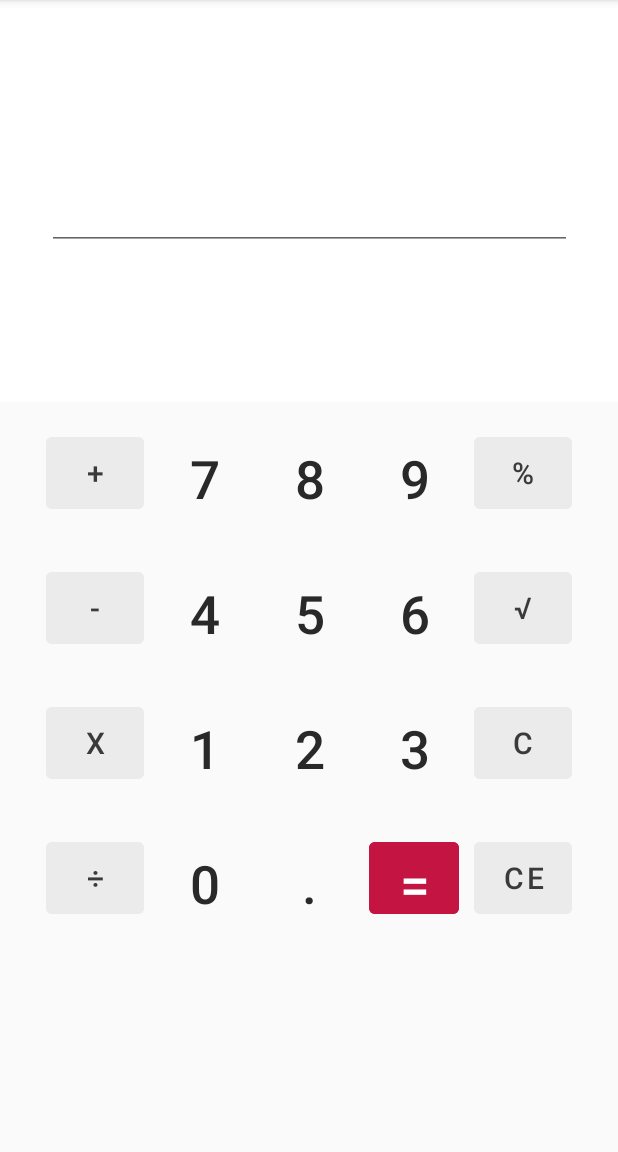
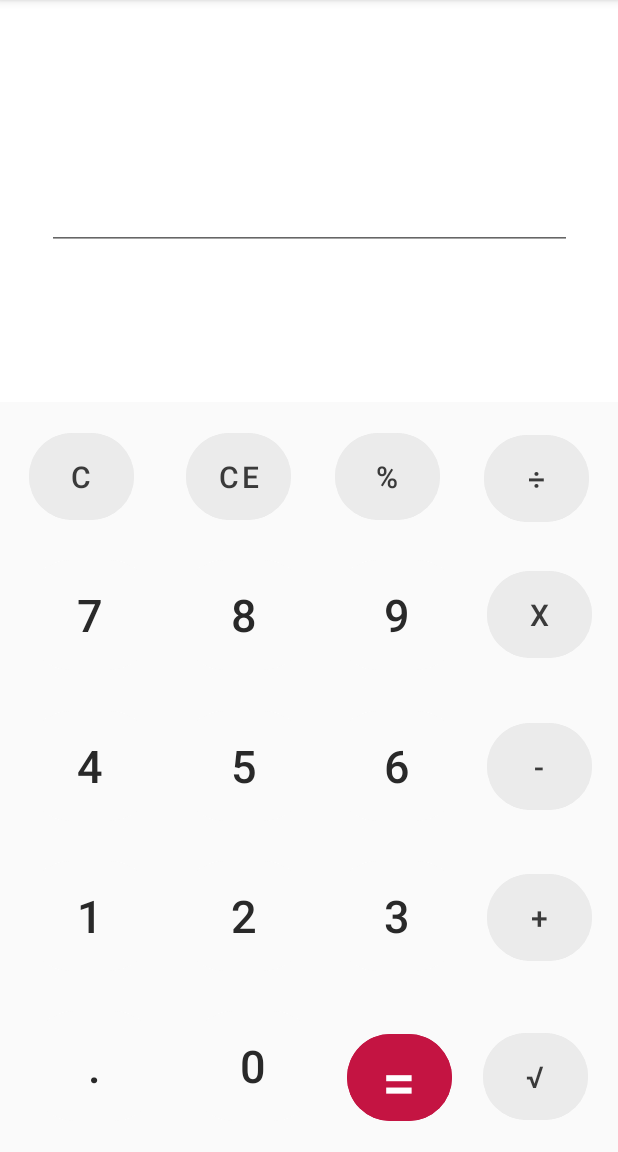
Before and after one commit to HusamAlsheikh/BasicCalulatorApp, an Android app: the screen it shows after launch (MainActivity), on a phone screen of 412 x 824 dp, the part 84-1236 px from its top. Run offline under Robolectric (Android 15) with nearby library versions, the phone set to English and light mode, and no system bars.

Commit message:
Interface Updated
Improve layout design

```diff
--- a/app/src/main/res/layout/fragment_bottom.xml
+++ b/app/src/main/res/layout/fragment_bottom.xml
@@ -9,367 +9,370 @@
     tools:context=".BottomFragment">
 
     <Button
-        android:id="@+id/button3"
-        android:layout_width="60dp"
-        android:layout_height="60dp"
+        android:id="@+id/buttonClear"
+        android:layout_width="70dp"
+        android:layout_height="70dp"
+        android:backgroundTint="#ebebeb"
+        android:stateListAnimator="@android:animator/fade_out"
+        android:text="C"
+        android:textColor="#3a3a3a"
+        android:textSize="20sp"
+        app:cornerRadius="30dp"
+        app:layout_constraintBottom_toTopOf="@+id/button7"
+        app:layout_constraintEnd_toStartOf="@+id/buttonClearRecent"
+        app:layout_constraintHorizontal_bias="0.5"
+        app:layout_constraintStart_toStartOf="parent"
+        app:layout_constraintTop_toTopOf="parent"
+        app:rippleColor="#747474"
+        tools:ignore="HardcodedText" />
+
+    <Button
+        android:id="@+id/buttonEqual"
+        android:layout_width="70dp"
+        android:layout_height="70dp"
+        android:layout_marginTop="15dp"
+        android:backgroundTint="#c41442"
+        android:stateListAnimator="@android:animator/fade_out"
+        android:text="="
+        android:textSize="40sp"
+        app:cornerRadius="30dp"
+        app:layout_constraintBottom_toBottomOf="parent"
+        app:layout_constraintEnd_toStartOf="@+id/buttonRoot"
+        app:layout_constraintHorizontal_bias="0.5"
+        app:layout_constraintStart_toEndOf="@+id/buttonDecimal"
+        app:layout_constraintTop_toBottomOf="@+id/button3"
+        tools:ignore="HardcodedText" />
+
+    <Button
+        android:id="@+id/buttonModulus"
+        android:layout_width="70dp"
+        android:layout_height="70dp"
         android:layout_marginStart="10dp"
-        android:layout_marginTop="30dp"
-        android:layout_marginEnd="10dp"
+        android:backgroundTint="#ebebeb"
+        android:stateListAnimator="@android:animator/fade_out"
+        android:text="%"
+        android:textColor="#3a3a3a"
+        android:textSize="20sp"
+        app:cornerRadius="30dp"
+        app:layout_constraintBottom_toTopOf="@+id/button9"
+        app:layout_constraintEnd_toStartOf="@+id/buttonDivide"
+        app:layout_constraintHorizontal_bias="0.5"
+        app:layout_constraintStart_toEndOf="@+id/buttonClearRecent"
+        app:layout_constraintTop_toTopOf="parent"
+        app:rippleColor="#747474"
+        tools:ignore="HardcodedText" />
+
+    <Button
+        android:id="@+id/buttonClearRecent"
+        android:layout_width="70dp"
+        android:layout_height="70dp"
+        android:layout_marginStart="15dp"
+        android:backgroundTint="#ebebeb"
+        android:stateListAnimator="@android:animator/fade_out"
+        android:text="CE"
+        android:textColor="#3a3a3a"
+        android:textSize="20sp"
+        app:cornerRadius="30dp"
+        app:layout_constraintBottom_toTopOf="@+id/button8"
+        app:layout_constraintEnd_toStartOf="@+id/buttonModulus"
+        app:layout_constraintHorizontal_bias="0.5"
+        app:layout_constraintStart_toEndOf="@+id/buttonClear"
+        app:layout_constraintTop_toTopOf="parent"
+        app:rippleColor="#747474"
+        tools:ignore="HardcodedText" />
+
+    <Button
+        android:id="@+id/buttonMinus"
+        android:layout_width="70dp"
+        android:layout_height="70dp"
+        android:layout_marginBottom="15dp"
+        android:backgroundTint="#ebebeb"
+        android:stateListAnimator="@android:animator/fade_out"
+        android:text="-"
+        android:textColor="#3a3a3a"
+        android:textSize="20sp"
+        app:cornerRadius="30dp"
+        app:layout_constraintBottom_toTopOf="@+id/buttonPlus"
+        app:layout_constraintEnd_toEndOf="parent"
+        app:layout_constraintHorizontal_bias="0.5"
+        app:layout_constraintStart_toEndOf="@+id/button6"
+        app:layout_constraintTop_toBottomOf="@+id/buttonMultiply"
+        app:rippleColor="#747474"
+        tools:ignore="HardcodedText" />
+
+    <Button
+        android:id="@+id/buttonRoot"
+        android:layout_width="70dp"
+        android:layout_height="70dp"
+        android:backgroundTint="#ebebeb"
+        android:stateListAnimator="@android:animator/fade_out"
+        android:text="√"
+        android:textColor="#3a3a3a"
+        android:textSize="20sp"
+        app:cornerRadius="30dp"
+        app:layout_constraintBottom_toBottomOf="parent"
+        app:layout_constraintEnd_toEndOf="parent"
+        app:layout_constraintHorizontal_bias="0.5"
+        app:layout_constraintStart_toEndOf="@+id/buttonEqual"
+        app:layout_constraintTop_toBottomOf="@+id/buttonPlus"
+        app:rippleColor="#747474"
+        tools:ignore="HardcodedText" />
+
+    <Button
+        android:id="@+id/button2"
+        android:layout_width="85dp"
+        android:layout_height="85dp"
         android:backgroundTint="#FaFaFa"
         android:stateListAnimator="@android:animator/fade_out"
-        android:text="3"
+        android:text="2"
         android:textColor="#292929"
-        android:textSize="35sp"
-        app:layout_constraintBottom_toTopOf="@+id/buttonEqual"
-        app:layout_constraintEnd_toStartOf="@+id/buttonClear"
+        android:textSize="30sp"
+        app:cornerRadius="30dp"
+        app:layout_constraintBottom_toTopOf="@+id/buttonDecimal"
+        app:layout_constraintEnd_toStartOf="@+id/button3"
         app:layout_constraintHorizontal_bias="0.5"
-        app:layout_constraintStart_toEndOf="@+id/button2"
-        app:layout_constraintTop_toBottomOf="@+id/button6"
+        app:layout_constraintStart_toEndOf="@+id/button1"
+        app:layout_constraintTop_toBottomOf="@+id/button5"
+        app:rippleColor="#747474"
         tools:ignore="HardcodedText" />
 
     <Button
         android:id="@+id/button7"
-        android:layout_width="60dp"
-        android:layout_height="60dp"
-        android:layout_marginStart="10dp"
-        android:layout_marginEnd="10dp"
+        android:layout_width="85dp"
+        android:layout_height="85dp"
         android:backgroundTint="#FaFaFa"
         android:stateListAnimator="@android:animator/fade_out"
         android:text="7"
         android:textColor="#292929"
-        android:textSize="35sp"
+        android:textSize="30sp"
+        app:cornerRadius="30dp"
         app:layout_constraintBottom_toTopOf="@+id/button4"
         app:layout_constraintEnd_toStartOf="@+id/button8"
         app:layout_constraintHorizontal_bias="0.5"
-        app:layout_constraintStart_toEndOf="@+id/buttonPlus"
-        app:layout_constraintTop_toTopOf="parent"
-        app:layout_constraintVertical_bias="0.100000024"
-        app:layout_constraintVertical_chainStyle="packed"
-        tools:ignore="HardcodedText" />
-
-    <Button
-        android:id="@+id/buttonEqual"
-        android:layout_width="60dp"
-        android:layout_height="60dp"
-        android:layout_marginStart="10dp"
-        android:layout_marginTop="30dp"
-        android:layout_marginEnd="10dp"
-        android:backgroundTint="#c41442"
-        android:stateListAnimator="@android:animator/fade_out"
-        android:text="="
-        android:textSize="35sp"
-        app:layout_constraintBottom_toBottomOf="parent"
-        app:layout_constraintEnd_toStartOf="@+id/buttonClearRecent"
-        app:layout_constraintHorizontal_bias="0.5"
-        app:layout_constraintStart_toEndOf="@+id/button0"
-        app:layout_constraintTop_toBottomOf="@+id/button3"
+        app:layout_constraintStart_toStartOf="parent"
+        app:layout_constraintTop_toBottomOf="@+id/buttonClear"
+        app:rippleColor="#747474"
         tools:ignore="HardcodedText" />
 
     <Button
         android:id="@+id/button8"
-        android:layout_width="60dp"
-        android:layout_height="60dp"
+        android:layout_width="85dp"
+        android:layout_height="85dp"
         android:backgroundTint="#FaFaFa"
         android:stateListAnimator="@android:animator/fade_out"
         android:text="8"
         android:textColor="#292929"
-        android:textSize="35sp"
+        android:textSize="30sp"
+        app:cornerRadius="30dp"
         app:layout_constraintBottom_toTopOf="@+id/button5"
         app:layout_constraintEnd_toStartOf="@+id/button9"
         app:layout_constraintHorizontal_bias="0.5"
         app:layout_constraintStart_toEndOf="@+id/button7"
-        app:layout_constraintTop_toTopOf="parent"
-        app:layout_constraintVertical_bias="0.100000024"
-        app:layout_constraintVertical_chainStyle="packed"
+        app:layout_constraintTop_toBottomOf="@+id/buttonClearRecent"
+        app:rippleColor="#747474"
         tools:ignore="HardcodedText" />
 
     <Button
-        android:id="@+id/button1"
-        android:layout_width="60dp"
-        android:layout_height="60dp"
-        android:layout_marginStart="10dp"
-        android:layout_marginTop="30dp"
-        android:layout_marginEnd="10dp"
+        android:id="@+id/button4"
+        android:layout_width="85dp"
+        android:layout_height="85dp"
         android:backgroundTint="#FaFaFa"
         android:stateListAnimator="@android:animator/fade_out"
-        android:text="1"
+        android:text="4"
         android:textColor="#292929"
-        android:textSize="35sp"
-        app:layout_constraintBottom_toTopOf="@+id/buttonDecimal"
-        app:layout_constraintEnd_toStartOf="@+id/button2"
+        android:textSize="30sp"
+        app:cornerRadius="30dp"
+        app:layout_constraintBottom_toTopOf="@+id/button1"
+        app:layout_constraintEnd_toStartOf="@+id/button5"
         app:layout_constraintHorizontal_bias="0.5"
-        app:layout_constraintStart_toEndOf="@+id/buttonMultiply"
-        app:layout_constraintTop_toBottomOf="@+id/button4"
+        app:layout_constraintStart_toStartOf="parent"
+        app:layout_constraintTop_toBottomOf="@+id/button7"
+        app:rippleColor="#747474"
         tools:ignore="HardcodedText" />
 
     <Button
         android:id="@+id/button5"
-        android:layout_width="60dp"
-        android:layout_height="60dp"
-        android:layout_marginTop="30dp"
+        android:layout_width="85dp"
+        android:layout_height="85dp"
         android:backgroundTint="#FaFaFa"
         android:stateListAnimator="@android:animator/fade_out"
         android:text="5"
         android:textColor="#292929"
-        android:textSize="35sp"
+        android:textSize="30sp"
+        app:cornerRadius="30dp"
         app:layout_constraintBottom_toTopOf="@+id/button2"
         app:layout_constraintEnd_toStartOf="@+id/button6"
         app:layout_constraintHorizontal_bias="0.5"
         app:layout_constraintStart_toEndOf="@+id/button4"
         app:layout_constraintTop_toBottomOf="@+id/button8"
+        app:rippleColor="#747474"
+        tools:ignore="HardcodedText" />
+
+    <Button
+        android:id="@+id/button6"
+        android:layout_width="85dp"
+        android:layout_height="85dp"
+        android:backgroundTint="#FaFaFa"
+        android:stateListAnimator="@android:animator/fade_out"
+        android:text="6"
+        android:textColor="#292929"
+        android:textSize="30sp"
+        app:cornerRadius="30dp"
+        app:layout_constraintBottom_toTopOf="@+id/button3"
+        app:layout_constraintEnd_toStartOf="@+id/buttonMinus"
+        app:layout_constraintHorizontal_bias="0.5"
+        app:layout_constraintStart_toEndOf="@+id/button5"
+        app:layout_constraintTop_toBottomOf="@+id/button9"
+        app:rippleColor="#747474"
+        tools:ignore="HardcodedText" />
+
+    <Button
+        android:id="@+id/button1"
+        android:layout_width="85dp"
+        android:layout_height="85dp"
+        android:backgroundTint="#FaFaFa"
+        android:stateListAnimator="@android:animator/fade_out"
+        android:text="1"
+        android:textColor="#292929"
+        android:textSize="30sp"
+        app:cornerRadius="30dp"
+        app:layout_constraintBottom_toTopOf="@+id/button0"
+        app:layout_constraintEnd_toStartOf="@+id/button2"
+        app:layout_constraintHorizontal_bias="0.5"
+        app:layout_constraintStart_toStartOf="parent"
+        app:layout_constraintTop_toBottomOf="@+id/button4"
+        app:rippleColor="#747474"
+        tools:ignore="HardcodedText" />
+
+    <Button
+        android:id="@+id/button3"
+        android:layout_width="85dp"
+        android:layout_height="85dp"
+        android:backgroundTint="#FaFaFa"
+        android:stateListAnimator="@android:animator/fade_out"
+        android:text="3"
+        android:textColor="#292929"
+        android:textSize="30sp"
+        app:cornerRadius="30dp"
+        app:layout_constraintBottom_toTopOf="@+id/buttonEqual"
+        app:layout_constraintEnd_toStartOf="@+id/buttonPlus"
+        app:layout_constraintHorizontal_bias="0.5"
+        app:layout_constraintStart_toEndOf="@+id/button2"
+        app:layout_constraintTop_toBottomOf="@+id/button6"
+        app:rippleColor="#747474"
+        tools:ignore="HardcodedText" />
+
+    <Button
+        android:id="@+id/buttonDecimal"
+        android:layout_width="85dp"
+        android:layout_height="85dp"
+        android:backgroundTint="#FaFaFa"
+        android:stateListAnimator="@android:animator/fade_out"
+        android:text="0"
+        android:textColor="#292929"
+        android:textSize="30sp"
+        app:cornerRadius="30dp"
+        app:layout_constraintBottom_toBottomOf="parent"
+        app:layout_constraintEnd_toStartOf="@+id/buttonEqual"
+        app:layout_constraintHorizontal_bias="0.5"
+        app:layout_constraintStart_toEndOf="@+id/button0"
+        app:layout_constraintTop_toBottomOf="@+id/button2"
+        app:rippleColor="#747474"
         tools:ignore="HardcodedText" />
 
     <Button
         android:id="@+id/button0"
-        android:layout_width="60dp"
-        android:layout_height="60dp"
-        android:layout_marginTop="30dp"
+        android:layout_width="85dp"
+        android:layout_height="85dp"
         android:backgroundTint="#FaFaFa"
         android:stateListAnimator="@android:animator/fade_out"
         android:text="."
         android:textColor="#292929"
-        android:textSize="35sp"
+        android:textSize="30sp"
+        app:cornerRadius="30dp"
         app:layout_constraintBottom_toBottomOf="parent"
-        app:layout_constraintEnd_toStartOf="@+id/buttonEqual"
+        app:layout_constraintEnd_toStartOf="@+id/buttonDecimal"
         app:layout_constraintHorizontal_bias="0.5"
-        app:layout_constraintStart_toEndOf="@+id/buttonDecimal"
-        app:layout_constraintTop_toBottomOf="@+id/button2"
-        tools:ignore="HardcodedText" />
-
-    <Button
-        android:id="@+id/buttonModulus"
-        android:layout_width="65dp"
-        android:layout_height="60dp"
-        android:backgroundTint="#ebebeb"
-        android:stateListAnimator="@android:animator/fade_out"
-        android:text="%"
-        android:textColor="#3a3a3a"
-        android:textSize="20sp"
-        app:layout_constraintBottom_toTopOf="@+id/buttonRoot"
-        app:layout_constraintEnd_toEndOf="parent"
-        app:layout_constraintHorizontal_bias="0.5"
-        app:layout_constraintStart_toEndOf="@+id/button9"
-        app:layout_constraintTop_toTopOf="parent"
-        app:layout_constraintVertical_bias="0.100000024"
-        app:layout_constraintVertical_chainStyle="packed"
-        tools:ignore="HardcodedText" />
-
-    <Button
-        android:id="@+id/button4"
-        android:layout_width="60dp"
-        android:layout_height="60dp"
-        android:layout_marginStart="10dp"
-        android:layout_marginTop="30dp"
-        android:layout_marginEnd="10dp"
-        android:backgroundTint="#FaFaFa"
-        android:stateListAnimator="@android:animator/fade_out"
-        android:text="4"
-        android:textColor="#292929"
-        android:textSize="35sp"
-        app:layout_constraintBottom_toTopOf="@+id/button1"
-        app:layout_constraintEnd_toStartOf="@+id/button5"
-        app:layout_constraintHorizontal_bias="0.5"
-        app:layout_constraintStart_toEndOf="@+id/buttonMinus"
-        app:layout_constraintTop_toBottomOf="@+id/button7"
-        tools:ignore="HardcodedText" />
-
-    <Button
-        android:id="@+id/buttonDecimal"
-        android:layout_width="60dp"
-        android:layout_height="60dp"
-        android:layout_marginStart="10dp"
-        android:layout_marginTop="30dp"
-        android:layout_marginEnd="10dp"
-        android:backgroundTint="#FaFaFa"
-        android:stateListAnimator="@android:animator/fade_out"
-        android:text="0"
-        android:textColor="#292929"
-        android:textSize="35sp"
-        app:layout_constraintBottom_toBottomOf="parent"
-        app:layout_constraintEnd_toStartOf="@+id/button0"
-        app:layout_constraintHorizontal_bias="0.5"
-        app:layout_constraintStart_toEndOf="@+id/buttonDivide"
+        app:layout_constraintStart_toStartOf="parent"
         app:layout_constraintTop_toBottomOf="@+id/button1"
-        tools:ignore="HardcodedText" />
-
-    <Button
-        android:id="@+id/buttonClearRecent"
-        android:layout_width="65dp"
-        android:layout_height="60dp"
-        android:layout_marginTop="30dp"
-        android:backgroundTint="#ebebeb"
-        android:stateListAnimator="@android:animator/fade_out"
-        android:text="CE"
-        android:textColor="#3a3a3a"
-        android:textSize="20sp"
-        app:layout_constraintBottom_toBottomOf="parent"
-        app:layout_constraintEnd_toEndOf="parent"
-        app:layout_constraintHorizontal_bias="0.5"
-        app:layout_constraintStart_toEndOf="@+id/buttonEqual"
-        app:layout_constraintTop_toBottomOf="@+id/buttonClear"
-        tools:ignore="HardcodedText" />
-
-    <Button
-        android:id="@+id/buttonMinus"
-        android:layout_width="65dp"
-        android:layout_height="60dp"
-        android:layout_marginTop="30dp"
-        android:backgroundTint="#ebebeb"
-        android:stateListAnimator="@android:animator/fade_out"
-        android:text="-"
-        android:textColor="#3a3a3a"
-        android:textSize="20sp"
-        app:layout_constraintBottom_toTopOf="@+id/buttonMultiply"
-        app:layout_constraintEnd_toStartOf="@+id/button4"
-        app:layout_constraintHorizontal_bias="0.5"
-        app:layout_constraintHorizontal_chainStyle="packed"
-        app:layout_constraintStart_toStartOf="parent"
-        app:layout_constraintTop_toBottomOf="@+id/buttonPlus"
-        tools:ignore="HardcodedText" />
-
-    <Button
-        android:id="@+id/buttonRoot"
-        android:layout_width="65dp"
-        android:layout_height="60dp"
-        android:layout_marginTop="30dp"
-        android:backgroundTint="#ebebeb"
-        android:stateListAnimator="@android:animator/fade_out"
-        android:text="√"
-        android:textColor="#3a3a3a"
-        android:textSize="20sp"
-        app:layout_constraintBottom_toTopOf="@+id/buttonClear"
-        app:layout_constraintEnd_toEndOf="parent"
-        app:layout_constraintHorizontal_bias="0.5"
-        app:layout_constraintStart_toEndOf="@+id/button6"
-        app:layout_constraintTop_toBottomOf="@+id/buttonModulus"
-        tools:ignore="HardcodedText" />
-
-    <Button
-        android:id="@+id/button2"
-        android:layout_width="60dp"
-        android:layout_height="60dp"
-        android:layout_marginTop="30dp"
-        android:backgroundTint="#FaFaFa"
-        android:stateListAnimator="@android:animator/fade_out"
-        android:text="2"
-        android:textColor="#292929"
-        android:textSize="35sp"
-        app:layout_constraintBottom_toTopOf="@+id/button0"
-        app:layout_constraintEnd_toStartOf="@+id/button3"
-        app:layout_constraintHorizontal_bias="0.5"
-        app:layout_constraintStart_toEndOf="@+id/button1"
-        app:layout_constraintTop_toBottomOf="@+id/button5"
+        app:rippleColor="#747474"
         tools:ignore="HardcodedText" />
 
     <Button
         android:id="@+id/button9"
-        android:layout_width="60dp"
-        android:layout_height="60dp"
-        android:layout_marginStart="10dp"
-        android:layout_marginEnd="10dp"
+        android:layout_width="85dp"
+        android:layout_height="85dp"
         android:backgroundTint="#FaFaFa"
         android:stateListAnimator="@android:animator/fade_out"
         android:text="9"
         android:textColor="#292929"
-        android:textSize="35sp"
+        android:textSize="30sp"
+        app:cornerRadius="30dp"
         app:layout_constraintBottom_toTopOf="@+id/button6"
-        app:layout_constraintEnd_toStartOf="@+id/buttonModulus"
+        app:layout_constraintEnd_toStartOf="@+id/buttonMultiply"
         app:layout_constraintHorizontal_bias="0.5"
         app:layout_constraintStart_toEndOf="@+id/button8"
-        app:layout_constraintTop_toTopOf="parent"
-        app:layout_constraintVertical_bias="0.100000024"
-        app:layout_constraintVertical_chainStyle="packed"
+        app:layout_constraintTop_toBottomOf="@+id/buttonModulus"
+        app:rippleColor="#747474"
         tools:ignore="HardcodedText" />
 
     <Button
         android:id="@+id/buttonPlus"
-        android:layout_width="65dp"
-        android:layout_height="60dp"
+        android:layout_width="70dp"
+        android:layout_height="70dp"
+        android:layout_marginBottom="20dp"
         android:backgroundTint="#ebebeb"
         android:stateListAnimator="@android:animator/fade_out"
         android:text="+"
         android:textColor="#3a3a3a"
         android:textSize="20sp"
-        app:layout_constraintBottom_toTopOf="@+id/buttonMinus"
-        app:layout_constraintEnd_toStartOf="@+id/button7"
+        app:cornerRadius="30dp"
+        app:layout_constraintBottom_toTopOf="@+id/buttonRoot"
+        app:layout_constraintEnd_toEndOf="parent"
         app:layout_constraintHorizontal_bias="0.5"
-        app:layout_constraintHorizontal_chainStyle="packed"
-        app:layout_constraintStart_toStartOf="parent"
-        app:layout_constraintTop_toTopOf="parent"
-        app:layout_constraintVertical_bias="0.100000024"
-        app:layout_constraintVertical_chainStyle="packed"
+        app:layout_constraintStart_toEndOf="@+id/button3"
+        app:layout_constraintTop_toBottomOf="@+id/buttonMinus"
+        app:rippleColor="#747474"
         tools:ignore="HardcodedText" />
 
     <Button
-        android:id="@+id/buttonClear"
-        android:layout_width="65dp"
-        android:layout_height="60dp"
-        android:layout_marginTop="30dp"
+        android:id="@+id/buttonMultiply"
+        android:layout_width="70dp"
+        android:layout_height="70dp"
+        android:layout_marginBottom="15dp"
         android:backgroundTint="#ebebeb"
         android:stateListAnimator="@android:animator/fade_out"
-        android:text="C"
+        android:text="x"
         android:textColor="#3a3a3a"
         android:textSize="20sp"
-        app:layout_constraintBottom_toTopOf="@+id/buttonClearRecent"
+        app:cornerRadius="30dp"
+        app:layout_constraintBottom_toTopOf="@+id/buttonMinus"
         app:layout_constraintEnd_toEndOf="parent"
         app:layout_constraintHorizontal_bias="0.5"
-        app:layout_constraintStart_toEndOf="@+id/button3"
-        app:layout_constraintTop_toBottomOf="@+id/buttonRoot"
+        app:layout_constraintStart_toEndOf="@+id/button9"
+        app:layout_constraintTop_toBottomOf="@+id/buttonDivide"
+        app:rippleColor="#747474"
         tools:ignore="HardcodedText" />
 
     <Button
         android:id="@+id/buttonDivide"
-        android:layout_width="65dp"
-        android:layout_height="60dp"
-        android:layout_marginTop="30dp"
+        android:layout_width="70dp"
+        android:layout_height="70dp"
+        android:layout_marginStart="10dp"
+        android:layout_marginBottom="5dp"
         android:backgroundTint="#ebebeb"
         android:stateListAnimator="@android:animator/fade_out"
         android:text="÷"
         android:textColor="#3a3a3a"
         android:textSize="20sp"
-        app:layout_constraintBottom_toBottomOf="parent"
-        app:layout_constraintEnd_toStartOf="@+id/buttonDecimal"
+        app:cornerRadius="30dp"
+        app:layout_constraintBottom_toTopOf="@+id/buttonMultiply"
+        app:layout_constraintEnd_toEndOf="parent"
         app:layout_constraintHorizontal_bias="0.5"
-        app:layout_constraintHorizontal_chainStyle="packed"
-        app:layout_constraintStart_toStartOf="parent"
-        app:layout_constraintTop_toBottomOf="@+id/buttonMultiply"
-        tools:ignore="HardcodedText" />
-
-    <Button
-        android:id="@+id/button6"
-        android:layout_width="60dp"
-        android:layout_height="60dp"
-        android:layout_marginStart="10dp"
-        android:layout_marginTop="30dp"
-        android:layout_marginEnd="10dp"
-        android:backgroundTint="#FaFaFa"
-        android:stateListAnimator="@android:animator/fade_out"
-        android:text="6"
-        android:textColor="#292929"
-        android:textSize="35sp"
-        app:layout_constraintBottom_toTopOf="@+id/button3"
-        app:layout_constraintEnd_toStartOf="@+id/buttonRoot"
-        app:layout_constraintHorizontal_bias="0.5"
-        app:layout_constraintStart_toEndOf="@+id/button5"
-        app:layout_constraintTop_toBottomOf="@+id/button9"
-        tools:ignore="HardcodedText" />
-
-    <Button
-        android:id="@+id/buttonMultiply"
-        android:layout_width="65dp"
-        android:layout_height="60dp"
-        android:layout_marginTop="30dp"
-        android:backgroundTint="#ebebeb"
-        android:stateListAnimator="@android:animator/fade_out"
-        android:text="x"
-        android:textColor="#3a3a3a"
-        android:textSize="20sp"
-        app:layout_constraintBottom_toTopOf="@+id/buttonDivide"
-        app:layout_constraintEnd_toStartOf="@+id/button1"
-        app:layout_constraintHorizontal_bias="0.5"
-        app:layout_constraintHorizontal_chainStyle="packed"
-        app:layout_constraintStart_toStartOf="parent"
-        app:layout_constraintTop_toBottomOf="@+id/buttonMinus"
+        app:layout_constraintStart_toEndOf="@+id/buttonModulus"
+        app:layout_constraintTop_toTopOf="parent"
+        app:layout_constraintVertical_chainStyle="spread"
+        app:rippleColor="#747474"
         tools:ignore="HardcodedText" />
 
 </androidx.constraintlayout.widget.ConstraintLayout>
--- a/app/src/main/res/values/styles.xml
+++ b/app/src/main/res/values/styles.xml
@@ -3,4 +3,7 @@
     <style name="EqualButton" parent="TextAppearance.AppCompat">
         <item name="android:colorBackground">#c41442</item>
     </style>
+    <style name="Numbers" parent="TextAppearance.AppCompat">
+        <item name="android:colorBackground">#FaFaFa</item>
+    </style>
 </resources>
```
